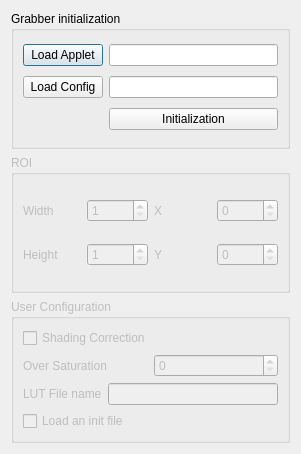
Minus-Monster/Xiso, file CGrabberDialog.ui: the form before one commit.
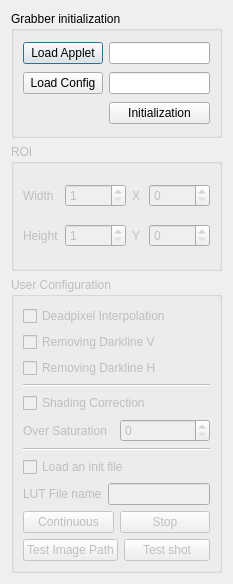
The form after the commit.

The edit to the form file:
```diff
--- a/CGrabberDialog.ui
+++ b/CGrabberDialog.ui
@@ -6,8 +6,8 @@
    <rect>
     <x>0</x>
     <y>0</y>
-    <width>301</width>
-    <height>454</height>
+    <width>233</width>
+    <height>584</height>
    </rect>
   </property>
   <property name="windowTitle">
@@ -159,7 +159,39 @@
       <string>User Configuration</string>
      </property>
      <layout class="QGridLayout" name="gridLayout_3">
-      <item row="0" column="0">
+      <item row="1" column="0">
+       <widget class="QCheckBox" name="checkBox_deadPixelInterpolation">
+        <property name="text">
+         <string>Deadpixel Interpolation</string>
+        </property>
+       </widget>
+      </item>
+      <item row="7" column="0">
+       <widget class="Line" name="line_2">
+        <property name="orientation">
+         <enum>Qt::Horizontal</enum>
+        </property>
+       </widget>
+      </item>
+      <item row="10" column="0">
+       <layout class="QHBoxLayout" name="horizontalLayout_7">
+        <item>
+         <widget class="QPushButton" name="pushButton_continuous">
+          <property name="text">
+           <string>Continuous</string>
+          </property>
+         </widget>
+        </item>
+        <item>
+         <widget class="QPushButton" name="pushButton_stop">
+          <property name="text">
+           <string>Stop</string>
+          </property>
+         </widget>
+        </item>
+       </layout>
+      </item>
+      <item row="5" column="0">
        <widget class="QCheckBox" name="checkBox_SCEnable">
         <property name="layoutDirection">
          <enum>Qt::LeftToRight</enum>
@@ -172,7 +204,21 @@
         </property>
        </widget>
       </item>
-      <item row="1" column="0">
+      <item row="3" column="0">
+       <widget class="QCheckBox" name="checkBox_removeDarkH">
+        <property name="text">
+         <string>Removing Darkline H</string>
+        </property>
+       </widget>
+      </item>
+      <item row="2" column="0">
+       <widget class="QCheckBox" name="checkBox_removeDarkV">
+        <property name="text">
+         <string>Removing Darkline V</string>
+        </property>
+       </widget>
+      </item>
+      <item row="6" column="0">
        <layout class="QHBoxLayout" name="horizontalLayout">
         <item>
          <widget class="QLabel" name="label_5">
@@ -190,7 +236,27 @@
         </item>
        </layout>
       </item>
-      <item row="2" column="0">
+      <item row="4" column="0">
+       <widget class="Line" name="line">
+        <property name="orientation">
+         <enum>Qt::Horizontal</enum>
+        </property>
+       </widget>
+      </item>
+      <item row="8" column="0">
+       <widget class="QCheckBox" name="checkBox_loadInitFile">
+        <property name="layoutDirection">
+         <enum>Qt::LeftToRight</enum>
+        </property>
+        <property name="text">
+         <string>Load an init file</string>
+        </property>
+        <property name="tristate">
+         <bool>false</bool>
+        </property>
+       </widget>
+      </item>
+      <item row="9" column="0">
        <layout class="QHBoxLayout" name="horizontalLayout_2">
         <item>
          <widget class="QLabel" name="label_6">
@@ -204,18 +270,26 @@
         </item>
        </layout>
       </item>
-      <item row="3" column="0">
-       <widget class="QCheckBox" name="checkBox_loadInitFile">
-        <property name="layoutDirection">
-         <enum>Qt::LeftToRight</enum>
-        </property>
-        <property name="text">
-         <string>Load an init file</string>
-        </property>
-        <property name="tristate">
-         <bool>false</bool>
-        </property>
-       </widget>
+      <item row="11" column="0">
+       <layout class="QHBoxLayout" name="horizontalLayout_8">
+        <item>
+         <widget class="QPushButton" name="pushButton_testPath">
+          <property name="text">
+           <string>Test Image Path</string>
+          </property>
+          <property name="checkable">
+           <bool>true</bool>
+          </property>
+         </widget>
+        </item>
+        <item>
+         <widget class="QPushButton" name="pushButton_testShot">
+          <property name="text">
+           <string>Test shot</string>
+          </property>
+         </widget>
+        </item>
+       </layout>
       </item>
      </layout>
     </widget>
```
